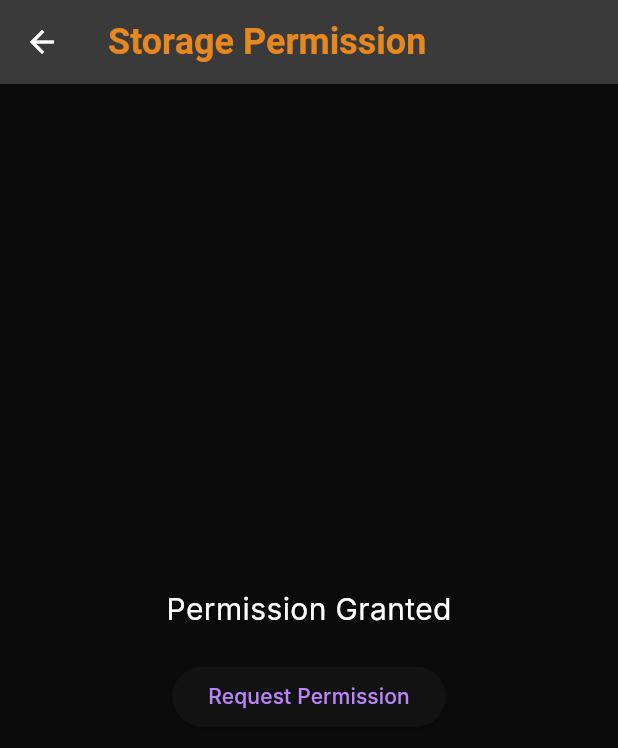
After one commit to zFannur/FinPlan24, a Flutter app: the StoragePermissionScreen screen opened directly, on a phone screen of 412 x 824 dp. The commit adds this screen. Shown: the top 748 px of the screen. Run offline on Flutter 3.47's test engine with Material 3 defaults, Android fonts, the light colour scheme and no system bars; our stand-ins replace auto_route, bloc, csv, equatable, file_picker, flutter_bloc and 4 more; missing offline and left inert: dart:ffi, excel; generated files the repository leaves out were written again; Roboto replaces fonts that are missing (Inter); statements that could not run were skipped.

Commit message:
add export import from excel

```diff
--- /dev/null
+++ b/lib/app/view/screens/app_permission_screen.dart
@@ -0,0 +1,58 @@
+import 'package:flutter/material.dart';
+import 'package:permission_handler/permission_handler.dart';
+
+class StoragePermissionScreen extends StatefulWidget {
+  const StoragePermissionScreen({super.key});
+
+  @override
+  StoragePermissionScreenState createState() => StoragePermissionScreenState();
+}
+
+class StoragePermissionScreenState extends State<StoragePermissionScreen> {
+  bool _hasPermission = false;
+
+  @override
+  void initState() {
+    super.initState();
+    checkPermissionStatus();
+  }
+
+  Future<void> checkPermissionStatus() async {
+    bool hasPermission = await Permission.storage.isGranted;
+    setState(() {
+      _hasPermission = hasPermission;
+    });
+  }
+
+  Future<void> requestPermission() async {
+    PermissionStatus status = await Permission.storage.request();
+    setState(() {
+      _hasPermission = status.isGranted;
+    });
+  }
+
+  @override
+  Widget build(BuildContext context) {
+    return Scaffold(
+      appBar: AppBar(
+        title: Text('Storage Permission'),
+      ),
+      body: Center(
+        child: Column(
+          mainAxisAlignment: MainAxisAlignment.center,
+          children: [
+            Text(
+              _hasPermission ? 'Permission Granted' : 'Permission Not Granted',
+              style: TextStyle(fontSize: 20),
+            ),
+            SizedBox(height: 20),
+            ElevatedButton(
+              onPressed: requestPermission,
+              child: Text('Request Permission'),
+            ),
+          ],
+        ),
+      ),
+    );
+  }
+}
--- /dev/null
+++ b/lib/app/view/screens/screens.dart
@@ -0,0 +1 @@
+export 'app_permission_screen.dart';
--- a/lib/presentation/feature/operation/widgets/operations_builder.dart
+++ b/lib/presentation/feature/operation/widgets/operations_builder.dart
@@ -14,8 +14,10 @@ class OperationsBuilder extends StatelessWidget {
         Row(
           children: [
             IconButton(
-                onPressed: () {},
-                icon: Icon(
+                onPressed: () {
+                  // TO:DO сделать фильтр по категориям
+                },
+                icon: const Icon(
                   Icons.filter_alt_rounded,
                   color: AppColors.orange,
                 )),
--- a/lib/presentation/feature/settings/screens/settings_screen.dart
+++ b/lib/presentation/feature/settings/screens/settings_screen.dart
@@ -68,7 +68,7 @@ class ImportExportWidget extends StatelessWidget {
           onPressed: () async {
             final navigator = Navigator.of(context);
             final data =
-                await context.read<SettingsCubit>().loadCsvFromStorage();
+                await context.read<SettingsCubit>().importOperationsFromExcel();
             await navigator.push(
               MaterialPageRoute<_PreloadDataScreen>(
                 builder: (context) => _PreloadDataScreen(data: data),
--- a/pubspec.yaml
+++ b/pubspec.yaml
@@ -24,6 +24,8 @@ dependencies:
   file_picker: ^3.0.0
   hydrated_bloc: ^9.1.2
   path_provider: ^2.1.1
+  excel: ^4.0.2
+  permission_handler: ^11.0.1
 
 dev_dependencies:
   bloc_test: ^9.1.4
```
Also changed, not shown: lib/app/view/view.dart (+2 -7 lines), lib/app/view/widgets/widgets.dart (added, +7 -0 lines), lib/domain/entities/type.dart (+8 -1 lines), lib/presentation/feature/home/screens/home_screen.dart (+2 -37 lines), lib/presentation/feature/settings/cubit/settings/settings_cubit.dart (+128 -3 lines), lib/app/view/widgets/app.dart (renamed from lib/app/view/app.dart), lib/app/view/widgets/app_bar.dart (renamed from lib/app/view/app_bar.dart), lib/app/view/widgets/app_button.dart (renamed from lib/app/view/app_button.dart), lib/app/view/widgets/app_loader.dart (renamed from lib/app/view/app_loader.dart), lib/app/view/widgets/app_snack_bar.dart (renamed from lib/app/view/app_snack_bar.dart), lib/app/view/widgets/app_text_field.dart (renamed from lib/app/view/app_text_field.dart), lib/app/view/widgets/operation_per_day.dart (renamed from lib/app/view/operation_per_day.dart), pubspec.lock, 3 other files.
